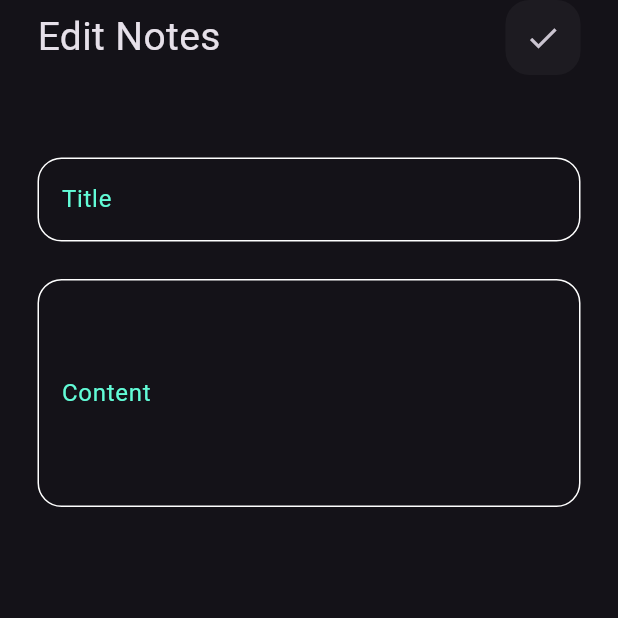
After one commit to adnansakr593-beep/Notes-App, a Flutter app: the screen it shows after launch, after a tap on "Flutter Tips", on a phone screen of 412 x 824 dp, the top half of it. The commit adds this screen. Run offline on Flutter 3.47's test engine with Material 3 defaults, Android fonts, the phone set to English and light mode, and no system bars; our stand-ins replace google_fonts.

Commit message:
create edit note

```diff
--- /dev/null
+++ b/lib/pages/edit_note_page.dart
@@ -0,0 +1,39 @@
+import 'package:flutter/material.dart';
+import 'package:notes_app/widgets/custom_app_bar..dart';
+import 'package:notes_app/widgets/custom_text_field.dart';
+
+class EditNotePage extends StatelessWidget {
+  const EditNotePage({super.key});
+
+  @override
+  Widget build(BuildContext context) {
+    return Scaffold(
+      body: SafeArea(
+        child: Padding(
+          padding: const EdgeInsets.symmetric(horizontal: 25.0),
+          child: Column(
+            children: [
+              CustomAppBar(
+                label: 'Edit Notes',
+                icon: IconButton(
+                  onPressed: () {
+                    Navigator.pop(context);
+                  },
+                  icon: const Icon(Icons.check),
+                ),
+              ),
+
+              const SizedBox(height: 55),
+
+              const CustomTextField(label: 'Title'),
+
+              const SizedBox(height: 25),
+
+              const CustomTextField(label: 'Content', maxlines: 5),
+            ],
+          ),
+        ),
+      ),
+    );
+  }
+}
--- a/lib/widgets/custom_app_bar..dart
+++ b/lib/widgets/custom_app_bar..dart
@@ -3,21 +3,20 @@ import 'package:flutter/material.dart';
 import 'package:notes_app/widgets/custom_search_icon.dart';
 
 class CustomAppBar extends StatelessWidget {
-  const CustomAppBar({super.key});
+  const CustomAppBar({super.key, required this.label, required this.icon,  });
+  final String label;
+  final IconButton icon;
 
   @override
   Widget build(BuildContext context) {
-    return const Row
-    (
+    return  Row(
       mainAxisAlignment: MainAxisAlignment.spaceBetween,
       children: [
-        Text('Notes',
-        style: TextStyle
+        Text( label, style: TextStyle(fontSize: 26)),
+        CostomSearchIcon
         (
-          fontSize: 26
+          icon: icon,
         ),
-        ),
-        CostomSearchIcon()
       ],
     );
   }
--- a/lib/widgets/custom_card.dart
+++ b/lib/widgets/custom_card.dart
@@ -1,12 +1,20 @@
 import 'package:flutter/material.dart';
 import 'package:google_fonts/google_fonts.dart';
+import 'package:notes_app/pages/edit_note_page.dart';
 
 class CustomCard extends StatelessWidget {
   const CustomCard({super.key});
 
   @override
   Widget build(BuildContext context) {
-    return Container(
+    return GestureDetector(
+      onTap: () {
+        Navigator.push(context, MaterialPageRoute(builder: (context)
+        {
+          return EditNotePage();
+        }));
+      },
+      child: Container(
         padding: EdgeInsets.only(top: 15, bottom: 15, left: 12),
         margin: EdgeInsets.symmetric(vertical: 9),
         decoration: BoxDecoration(
@@ -51,6 +59,7 @@ class CustomCard extends StatelessWidget {
             ),
           ],
         ),
+      ),
     );
   }
 }
--- a/lib/widgets/custom_search_icon.dart
+++ b/lib/widgets/custom_search_icon.dart
@@ -1,24 +1,20 @@
 import 'package:flutter/material.dart';
 
 class CostomSearchIcon extends StatelessWidget {
-  const CostomSearchIcon({
-    super.key,
-  });
+  const CostomSearchIcon({super.key, required this.icon});
+  final IconButton icon;
 
   @override
   Widget build(BuildContext context) {
-    return  Container
-    (
+    return Container(
       height: 50,
       width: 50,
-      decoration: BoxDecoration
-      (
+      decoration: BoxDecoration(
         color: Colors.white.withOpacity(0.04),
-        borderRadius: BorderRadius.circular(16)
+        borderRadius: BorderRadius.circular(16),
       ),
 
-      child: Icon(Icons.search,size: 28,),
-
+      child: icon,
     );
   }
 }
--- a/lib/widgets/custom_view.dart
+++ b/lib/widgets/custom_view.dart
@@ -15,7 +15,17 @@ class CustomView extends StatelessWidget {
         (
           children:
           [
-            CustomAppBar(),
+            CustomAppBar
+            (
+              label: 'Notes',
+              icon: IconButton
+              (
+                onPressed: null,
+                icon: Icon(Icons.search),
+                color: Colors.white ,
+
+              ),
+            ),
             SizedBox(height: 15,),
             Expanded(child: NotesListView())
           ],
```
Lines whose indentation alone changed are shown as unchanged.
